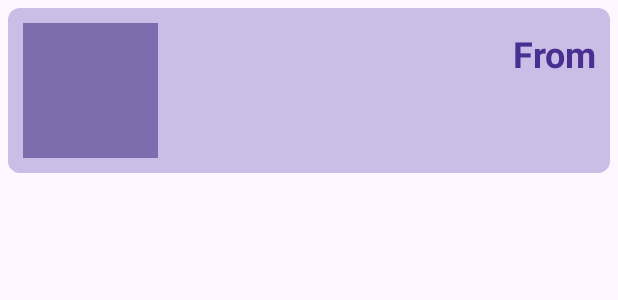
After one commit to CS5520FeinbergSpring2024/group-a6-group21, an Android app: the layout item_received_sticker.xml on its own in the app's theme, with its tools: preview values and no code run, on a phone screen of 412 x 824 dp. The commit adds this screen. Shown: the top 300 px of the screen. Run offline under Robolectric (Android 15) with nearby library versions, the phone set to English and light mode, and no system bars.

Commit message:
Add Receive History. Temporarily link Log in Page to Receive History

```diff
--- a/app/src/main/AndroidManifest.xml
+++ b/app/src/main/AndroidManifest.xml
@@ -41,6 +41,9 @@
             android:name=".SentHistory"
             android:exported="false" />
         <activity
+            android:name=".ReceivedHistory"
+            android:exported="false" />
+        <activity
             android:name=".MainActivity"
             android:exported="true">
             <intent-filter>
--- a/app/src/main/java/edu/northeastern/group21/Login.java
+++ b/app/src/main/java/edu/northeastern/group21/Login.java
@@ -65,7 +65,7 @@ public class Login extends AppCompatActivity {
 
     private void proceedToNextActivity(String userName) {
         // Intent to start next activity, passing the username as an extra
-        Intent intent = new Intent(Login.this, SentHistory.class);
+        Intent intent = new Intent(Login.this, ReceivedHistory.class);
         intent.putExtra("userName", userName);
         startActivity(intent);
     }
--- a/app/src/main/java/edu/northeastern/group21/ReceivedSticker.java
+++ b/app/src/main/java/edu/northeastern/group21/ReceivedSticker.java
@@ -11,11 +11,11 @@ public class ReceivedSticker {
         this.receivedDate = receivedDate;
     }
 
-    public int getSticker() {
+    public int getStickerID() {
         return stickerID;
     }
 
-    public void setSticker(int stickerID) {
+    public void setStickerID(int stickerID) {
         this.stickerID = stickerID;
     }
 
--- /dev/null
+++ b/app/src/main/res/layout/item_received_sticker.xml
@@ -0,0 +1,57 @@
+<?xml version="1.0" encoding="utf-8"?>
+<LinearLayout xmlns:android="http://schemas.android.com/apk/res/android"
+    xmlns:app="http://schemas.android.com/apk/res-auto"
+    android:orientation="horizontal"
+    android:background="@drawable/item_background"
+    android:layout_width="match_parent"
+    android:layout_height="wrap_content"
+    android:gravity="center"
+    android:padding="10dp"
+    android:layout_margin="5dp">
+
+    <ImageView
+        android:id="@+id/receivedStickerImage"
+        android:layout_width="90dp"
+        android:layout_height="90dp"
+        android:layout_alignParentStart="true"
+        android:layout_alignParentTop="true"
+        android:layout_marginRight="5dp"
+        app:srcCompat="@color/mediumPurple" />
+
+    <LinearLayout
+        android:layout_width="0dp"
+        android:layout_height="wrap_content"
+        android:layout_weight="1"
+        android:orientation="vertical">
+
+        <TextView
+            android:id="@+id/received"
+            android:layout_width="match_parent"
+            android:layout_height="wrap_content"
+            android:text="From"
+            android:textColor="@color/darkPurple"
+            android:textAppearance="@android:style/TextAppearance.Large"
+            android:textStyle="bold"
+            android:textSize="24sp"
+            android:textAlignment="viewEnd"/>
+
+        <TextView
+            android:id="@+id/receivedFrom"
+            android:layout_width="match_parent"
+            android:layout_height="wrap_content"
+            android:textColor="@color/darkPurple"
+            android:textSize="18sp"
+            android:textAlignment="viewEnd" />
+
+        <TextView
+            android:id="@+id/receivedOn"
+            android:layout_width="match_parent"
+            android:layout_height="wrap_content"
+            android:textColor="@color/darkPurple"
+            android:textSize="18sp"
+            android:textAlignment="viewEnd" />
+
+    </LinearLayout>
+
+
+</LinearLayout>
```
Also changed, not shown: app/src/main/java/edu/northeastern/group21/ReceivedHistory.java (added, +75 -0 lines), app/src/main/java/edu/northeastern/group21/ReceivedStickersAdapter.java (added, +71 -0 lines), app/src/main/java/edu/northeastern/group21/SentStickersAdapter.java (+7 -7 lines).
